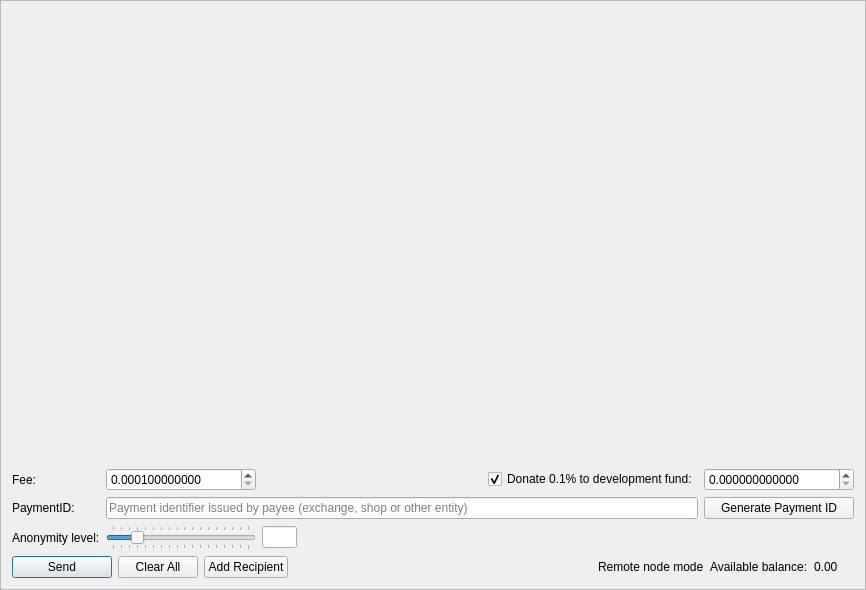
cryptonotefoundation/cryptonotewallet, file src/gui/ui/sendframe.ui: the form before one commit.
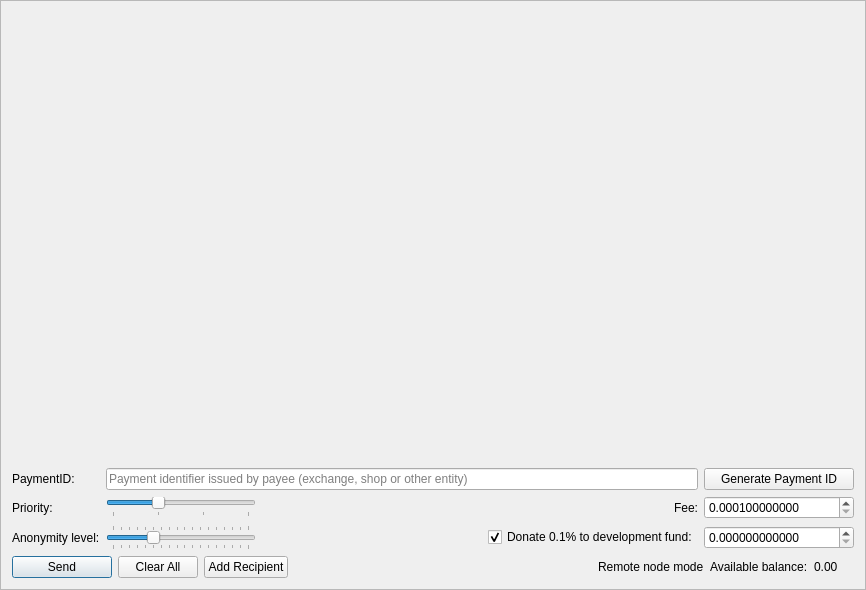
The form after the commit. Icons and pictures are not drawn.

Commit message: Add priority slider

What changed in the file:
```diff
--- a/src/gui/ui/sendframe.ui
+++ b/src/gui/ui/sendframe.ui
@@ -34,7 +34,7 @@
         <x>0</x>
         <y>0</y>
         <width>846</width>
-        <height>439</height>
+        <height>538</height>
        </rect>
       </property>
       <layout class="QVBoxLayout" name="m_send_frame_layout">
@@ -63,58 +63,11 @@
          </property>
         </spacer>
        </item>
-      </layout>
-     </widget>
-    </widget>
-   </item>
    <item>
     <layout class="QGridLayout" name="gridLayout">
      <property name="topMargin">
       <number>5</number>
      </property>
-     <item row="5" column="1">
-      <widget class="QSlider" name="m_mixinSlider">
-       <property name="maximumSize">
-        <size>
-         <width>150</width>
-         <height>16777215</height>
-        </size>
-       </property>
-       <property name="baseSize">
-        <size>
-         <width>200</width>
-         <height>0</height>
-        </size>
-       </property>
-       <property name="minimum">
-        <number>2</number>
-       </property>
-       <property name="maximum">
-        <number>19</number>
-       </property>
-       <property name="pageStep">
-        <number>1</number>
-       </property>
-       <property name="value">
-        <number>5</number>
-       </property>
-       <property name="sliderPosition">
-        <number>5</number>
-       </property>
-       <property name="tracking">
-        <bool>false</bool>
-       </property>
-       <property name="orientation">
-        <enum>Qt::Horizontal</enum>
-       </property>
-       <property name="tickPosition">
-        <enum>QSlider::TicksBothSides</enum>
-       </property>
-       <property name="tickInterval">
-        <number>1</number>
-       </property>
-      </widget>
-     </item>
      <item row="5" column="0">
       <widget class="QLabel" name="label_2">
        <property name="text">
@@ -122,7 +75,7 @@
        </property>
       </widget>
      </item>
-     <item row="1" column="3">
+         <item row="5" column="4">
       <widget class="QCheckBox" name="donateCheckBox">
        <property name="text">
         <string>Donate 0.1% to development fund:</string>
@@ -132,99 +85,64 @@
        </property>
       </widget>
      </item>
-     <item row="1" column="0">
-      <widget class="QLabel" name="label">
-       <property name="text">
-        <string>Fee:</string>
-       </property>
-      </widget>
-     </item>
      <item row="3" column="0">
+          <widget class="QLabel" name="label_3">
+           <property name="text">
+            <string>Priority:</string>
+           </property>
+          </widget>
+         </item>
+         <item row="1" column="0">
       <widget class="QLabel" name="label_6">
        <property name="text">
         <string>PaymentID:</string>
        </property>
       </widget>
      </item>
-     <item row="5" column="2">
-      <widget class="QLineEdit" name="m_mixinEdit">
-       <property name="minimumSize">
-        <size>
-         <width>35</width>
-         <height>0</height>
-        </size>
-       </property>
+         <item row="5" column="1">
+          <widget class="QSlider" name="m_mixinSlider">
        <property name="maximumSize">
         <size>
-         <width>30</width>
+             <width>150</width>
          <height>16777215</height>
         </size>
        </property>
-       <property name="text">
-        <string notr="true"/>
-       </property>
-       <property name="maxLength">
-        <number>5</number>
-       </property>
-       <property name="alignment">
-        <set>Qt::AlignCenter</set>
-       </property>
-       <property name="readOnly">
-        <bool>true</bool>
-       </property>
-      </widget>
-     </item>
-     <item row="3" column="1" colspan="3">
-      <widget class="QLineEdit" name="m_paymentIdEdit">
-       <property name="maxLength">
-        <number>64</number>
-       </property>
-       <property name="placeholderText">
-        <string>Payment identifier issued by payee (exchange, shop or other entity)</string>
-       </property>
-      </widget>
-     </item>
-     <item row="1" column="1">
-      <widget class="QDoubleSpinBox" name="m_feeSpin">
-       <property name="minimumSize">
-        <size>
-         <width>150</width>
-         <height>0</height>
-        </size>
-       </property>
        <property name="baseSize">
         <size>
-         <width>150</width>
+             <width>200</width>
          <height>0</height>
         </size>
        </property>
-       <property name="cursor">
-        <cursorShape>IBeamCursor</cursorShape>
-       </property>
-       <property name="locale">
-        <locale language="English" country="UnitedStates"/>
-       </property>
-       <property name="suffix">
-        <string/>
-       </property>
-       <property name="decimals">
-        <number>12</number>
-       </property>
        <property name="minimum">
-        <double>0.000100000000000</double>
+            <number>2</number>
        </property>
        <property name="maximum">
-        <double>999999999999999.000000000000000</double>
-       </property>
-       <property name="singleStep">
-        <double>0.000100000000000</double>
+            <number>19</number>
+           </property>
+           <property name="pageStep">
+            <number>1</number>
        </property>
        <property name="value">
-        <double>0.000100000000000</double>
+            <number>7</number>
+           </property>
+           <property name="sliderPosition">
+            <number>7</number>
+           </property>
+           <property name="tracking">
+            <bool>false</bool>
+           </property>
+           <property name="orientation">
+            <enum>Qt::Horizontal</enum>
+           </property>
+           <property name="tickPosition">
+            <enum>QSlider::TicksBothSides</enum>
+           </property>
+           <property name="tickInterval">
+            <number>1</number>
        </property>
       </widget>
      </item>
-     <item row="3" column="4">
+         <item row="1" column="5">
       <widget class="QPushButton" name="m_generatePaymentIdButton">
        <property name="sizePolicy">
         <sizepolicy hsizetype="Preferred" vsizetype="Fixed">
@@ -243,7 +161,67 @@
        </property>
       </widget>
      </item>
-     <item row="1" column="4">
+         <item row="1" column="1" colspan="4">
+          <widget class="QLineEdit" name="m_paymentIdEdit">
+           <property name="maxLength">
+            <number>64</number>
+           </property>
+           <property name="placeholderText">
+            <string>Payment identifier issued by payee (exchange, shop or other entity)</string>
+           </property>
+          </widget>
+         </item>
+         <item row="3" column="5">
+          <widget class="QDoubleSpinBox" name="m_feeSpin">
+           <property name="minimumSize">
+            <size>
+             <width>150</width>
+             <height>0</height>
+            </size>
+           </property>
+           <property name="baseSize">
+            <size>
+             <width>150</width>
+             <height>0</height>
+            </size>
+           </property>
+           <property name="cursor">
+            <cursorShape>IBeamCursor</cursorShape>
+           </property>
+           <property name="locale">
+            <locale language="English" country="UnitedStates"/>
+           </property>
+           <property name="suffix">
+            <string/>
+           </property>
+           <property name="decimals">
+            <number>12</number>
+           </property>
+           <property name="minimum">
+            <double>0.000100000000000</double>
+           </property>
+           <property name="maximum">
+            <double>999999999999999.000000000000000</double>
+           </property>
+           <property name="singleStep">
+            <double>0.000100000000000</double>
+           </property>
+           <property name="value">
+            <double>0.000100000000000</double>
+           </property>
+          </widget>
+         </item>
+         <item row="3" column="4">
+          <widget class="QLabel" name="label">
+           <property name="text">
+            <string>Fee:</string>
+           </property>
+           <property name="alignment">
+            <set>Qt::AlignRight|Qt::AlignTrailing|Qt::AlignVCenter</set>
+           </property>
+          </widget>
+         </item>
+         <item row="5" column="5">
       <widget class="QDoubleSpinBox" name="m_donateSpin">
        <property name="minimumSize">
         <size>
@@ -280,7 +258,7 @@
        </property>
       </widget>
      </item>
-     <item row="1" column="2">
+         <item row="5" column="3">
       <spacer name="horizontalSpacer">
        <property name="orientation">
         <enum>Qt::Horizontal</enum>
@@ -296,7 +274,65 @@
        </property>
       </spacer>
      </item>
-    </layout>
+         <item row="3" column="1">
+          <layout class="QGridLayout" name="m_priorityGridLayout">
+           <property name="verticalSpacing">
+            <number>0</number>
+           </property>
+           <item row="0" column="0">
+            <widget class="QSlider" name="m_prioritySlider">
+             <property name="maximumSize">
+              <size>
+               <width>150</width>
+               <height>16777215</height>
+              </size>
+             </property>
+             <property name="baseSize">
+              <size>
+               <width>200</width>
+               <height>0</height>
+              </size>
+             </property>
+             <property name="minimum">
+              <number>1</number>
+             </property>
+             <property name="maximum">
+              <number>4</number>
+             </property>
+             <property name="pageStep">
+              <number>1</number>
+             </property>
+             <property name="value">
+              <number>2</number>
+             </property>
+             <property name="sliderPosition">
+              <number>2</number>
+             </property>
+             <property name="orientation">
+              <enum>Qt::Horizontal</enum>
+             </property>
+             <property name="tickPosition">
+              <enum>QSlider::TicksBelow</enum>
+             </property>
+             <property name="tickInterval">
+              <number>1</number>
+             </property>
+            </widget>
+           </item>
+          </layout>
+         </item>
+         <item row="5" column="2">
+          <widget class="QLabel" name="m_mixinLabel">
+           <property name="text">
+            <string/>
+           </property>
+          </widget>
+         </item>
+        </layout>
+       </item>
+      </layout>
+     </widget>
+    </widget>
    </item>
    <item>
     <layout class="QHBoxLayout" name="horizontalLayout">
```
Left out of the diff: 22 changed lines with no effect on the pictures. Lines whose indentation alone changed are shown as unchanged. The commit also changes 2 other files.
